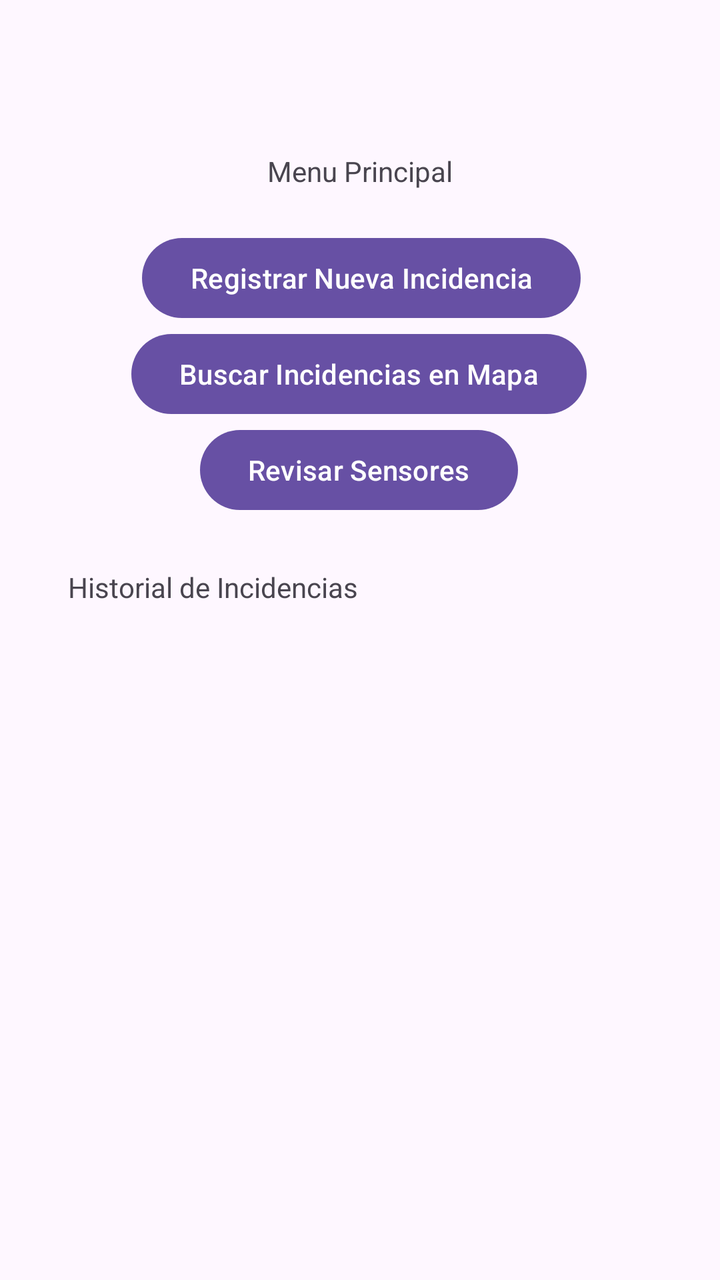
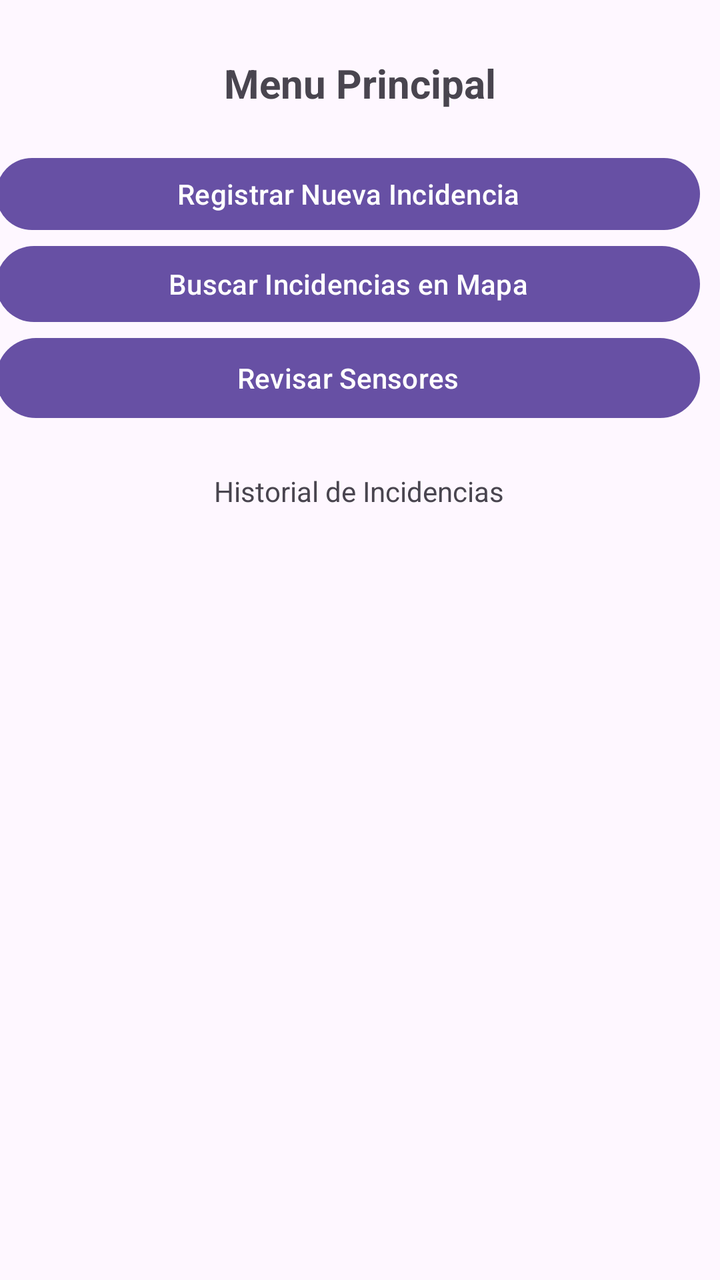

Compare the two renders of this Android layout. The source of the first and the diff that turns it into the second are given below.
<!-- AndroidManifest.xml: application theme Theme.CertamenNota2 -->
<!-- res/layout/activity_main.xml -->
<?xml version="1.0" encoding="utf-8"?>
<androidx.constraintlayout.widget.ConstraintLayout xmlns:android="http://schemas.android.com/apk/res/android"
    xmlns:app="http://schemas.android.com/apk/res-auto"
    xmlns:tools="http://schemas.android.com/tools"
    android:id="@+id/main"
    android:layout_width="match_parent"
    android:layout_height="match_parent"
    tools:context=".MainActivity">

    <TextView
        android:id="@+id/tituloHistorial"
        android:layout_width="wrap_content"
        android:layout_height="wrap_content"
        android:layout_marginTop="284dp"
        android:text="Historial de Incidencias"
        app:layout_constraintEnd_toEndOf="parent"
        app:layout_constraintHorizontal_bias="0.158"
        app:layout_constraintStart_toStartOf="parent"
        app:layout_constraintTop_toTopOf="parent" />

    <TextView
        android:id="@+id/tituloMenu"
        android:layout_width="wrap_content"
        android:layout_height="wrap_content"
        android:layout_marginTop="76dp"
        android:text="Menu Principal"
        app:layout_constraintEnd_toEndOf="parent"
        app:layout_constraintStart_toStartOf="parent"
        app:layout_constraintTop_toTopOf="parent" />

    <Button
        android:id="@+id/btRegistrar"
        android:layout_width="wrap_content"
        android:layout_height="wrap_content"
        android:layout_marginStart="97dp"
        android:layout_marginTop="20dp"
        android:layout_marginEnd="96dp"
        android:text="Registrar Nueva Incidencia"
        app:layout_constraintEnd_toEndOf="parent"
        app:layout_constraintStart_toStartOf="parent"
        app:layout_constraintTop_toBottomOf="@+id/tituloMenu" />

    <androidx.recyclerview.widget.RecyclerView
        android:id="@+id/rvHistorial"
        android:layout_width="329dp"
        android:layout_height="402dp"
        android:layout_marginStart="42dp"
        android:layout_marginEnd="40dp"
        android:layout_marginBottom="16dp"
        app:layout_constraintBottom_toBottomOf="parent"
        app:layout_constraintEnd_toEndOf="parent"
        app:layout_constraintStart_toStartOf="parent" />

    <Button
        android:id="@+id/btMapa"
        android:layout_width="wrap_content"
        android:layout_height="wrap_content"
        android:layout_marginStart="160dp"
        android:layout_marginEnd="161dp"
        android:text="Buscar Incidencias en Mapa"
        app:layout_constraintEnd_toEndOf="parent"
        app:layout_constraintStart_toStartOf="parent"
        app:layout_constraintTop_toBottomOf="@+id/btRegistrar" />

    <Button
        android:id="@+id/btSensor"
        android:layout_width="wrap_content"
        android:layout_height="wrap_content"
        android:layout_marginStart="126dp"
        android:layout_marginEnd="127dp"
        android:text="Revisar Sensores"
        app:layout_constraintEnd_toEndOf="parent"
        app:layout_constraintStart_toStartOf="parent"
        app:layout_constraintTop_toBottomOf="@+id/btMapa" />

</androidx.constraintlayout.widget.ConstraintLayout>
<!-- resources referenced by this layout -->
<resources>
  <style name="Theme.CertamenNota2" parent="Base.Theme.CertamenNota2" />
  <style name="Base.Theme.CertamenNota2" parent="Theme.Material3.DayNight.NoActionBar">
          
          
      </style>
</resources>

<!-- the commit's change to res/layout/activity_main.xml (unified diff, before → after) -->
@@ -11,10 +11,10 @@
         android:id="@+id/tituloHistorial"
         android:layout_width="wrap_content"
         android:layout_height="wrap_content"
-        android:layout_marginTop="284dp"
+        android:layout_marginTop="236dp"
         android:text="Historial de Incidencias"
         app:layout_constraintEnd_toEndOf="parent"
-        app:layout_constraintHorizontal_bias="0.158"
+        app:layout_constraintHorizontal_bias="0.498"
         app:layout_constraintStart_toStartOf="parent"
         app:layout_constraintTop_toTopOf="parent" />
 
@@ -22,19 +22,21 @@
         android:id="@+id/tituloMenu"
         android:layout_width="wrap_content"
         android:layout_height="wrap_content"
-        android:layout_marginTop="76dp"
+        android:layout_marginTop="28dp"
         android:text="Menu Principal"
+        android:textSize="20sp"
+        android:textStyle="bold"
         app:layout_constraintEnd_toEndOf="parent"
         app:layout_constraintStart_toStartOf="parent"
         app:layout_constraintTop_toTopOf="parent" />
 
     <Button
         android:id="@+id/btRegistrar"
-        android:layout_width="wrap_content"
-        android:layout_height="wrap_content"
-        android:layout_marginStart="97dp"
+        android:layout_width="352dp"
+        android:layout_height="44dp"
+        android:layout_marginStart="23dp"
         android:layout_marginTop="20dp"
-        android:layout_marginEnd="96dp"
+        android:layout_marginEnd="36dp"
         android:text="Registrar Nueva Incidencia"
         app:layout_constraintEnd_toEndOf="parent"
         app:layout_constraintStart_toStartOf="parent"
@@ -42,21 +44,21 @@
 
     <androidx.recyclerview.widget.RecyclerView
         android:id="@+id/rvHistorial"
-        android:layout_width="329dp"
-        android:layout_height="402dp"
+        android:layout_width="325dp"
+        android:layout_height="458dp"
         android:layout_marginStart="42dp"
+        android:layout_marginTop="3dp"
         android:layout_marginEnd="40dp"
-        android:layout_marginBottom="16dp"
-        app:layout_constraintBottom_toBottomOf="parent"
         app:layout_constraintEnd_toEndOf="parent"
-        app:layout_constraintStart_toStartOf="parent" />
+        app:layout_constraintStart_toStartOf="parent"
+        app:layout_constraintTop_toBottomOf="@+id/tituloHistorial" />
 
     <Button
         android:id="@+id/btMapa"
-        android:layout_width="wrap_content"
-        android:layout_height="wrap_content"
-        android:layout_marginStart="160dp"
-        android:layout_marginEnd="161dp"
+        android:layout_width="352dp"
+        android:layout_height="46dp"
+        android:layout_marginStart="23dp"
+        android:layout_marginEnd="36dp"
         android:text="Buscar Incidencias en Mapa"
         app:layout_constraintEnd_toEndOf="parent"
         app:layout_constraintStart_toStartOf="parent"
@@ -64,10 +66,10 @@
 
     <Button
         android:id="@+id/btSensor"
-        android:layout_width="wrap_content"
-        android:layout_height="wrap_content"
-        android:layout_marginStart="126dp"
-        android:layout_marginEnd="127dp"
+        android:layout_width="352dp"
+        android:layout_height="48dp"
+        android:layout_marginStart="23dp"
+        android:layout_marginEnd="36dp"
         android:text="Revisar Sensores"
         app:layout_constraintEnd_toEndOf="parent"
         app:layout_constraintStart_toStartOf="parent"
